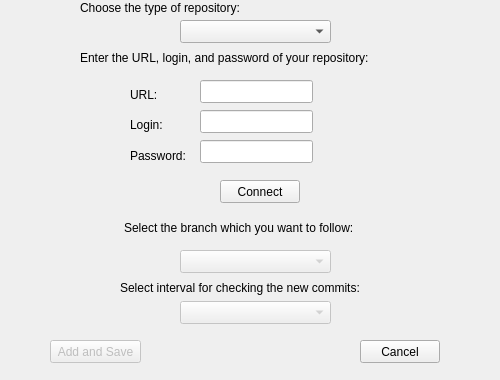
ableigdev/RepositoryNews, file rpnews/gui/AddNewRepository.ui: the form before one commit.
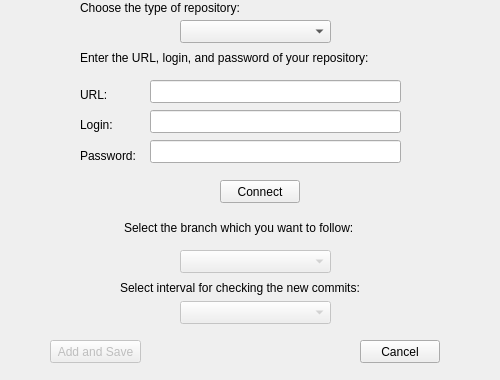
The form after the commit.

Commit message: Change the size of the edit elements

The edit to the form file:
```diff
--- a/rpnews/gui/AddNewRepository.ui
+++ b/rpnews/gui/AddNewRepository.ui
@@ -34,9 +34,9 @@
   <widget class="QLineEdit" name="Edit_URL">
    <property name="geometry">
     <rect>
-     <x>200</x>
+     <x>150</x>
      <y>80</y>
-     <width>113</width>
+     <width>251</width>
      <height>23</height>
     </rect>
    </property>
@@ -44,9 +44,9 @@
   <widget class="QLineEdit" name="Edit_Login">
    <property name="geometry">
     <rect>
-     <x>200</x>
+     <x>150</x>
      <y>110</y>
-     <width>113</width>
+     <width>251</width>
      <height>23</height>
     </rect>
    </property>
@@ -64,7 +64,7 @@
   <widget class="QLabel" name="Label_Password">
    <property name="geometry">
     <rect>
-     <x>130</x>
+     <x>80</x>
      <y>148</y>
      <width>59</width>
      <height>15</height>
@@ -77,9 +77,9 @@
   <widget class="QLineEdit" name="Edit_Password">
    <property name="geometry">
     <rect>
-     <x>200</x>
+     <x>150</x>
      <y>140</y>
-     <width>113</width>
+     <width>251</width>
      <height>23</height>
     </rect>
    </property>
@@ -103,7 +103,7 @@
   <widget class="QLabel" name="Label_URL">
    <property name="geometry">
     <rect>
-     <x>130</x>
+     <x>80</x>
      <y>87</y>
      <width>59</width>
      <height>15</height>
@@ -132,7 +132,7 @@
   <widget class="QLabel" name="Label_Login">
    <property name="geometry">
     <rect>
-     <x>130</x>
+     <x>80</x>
      <y>117</y>
      <width>59</width>
      <height>15</height>
```
